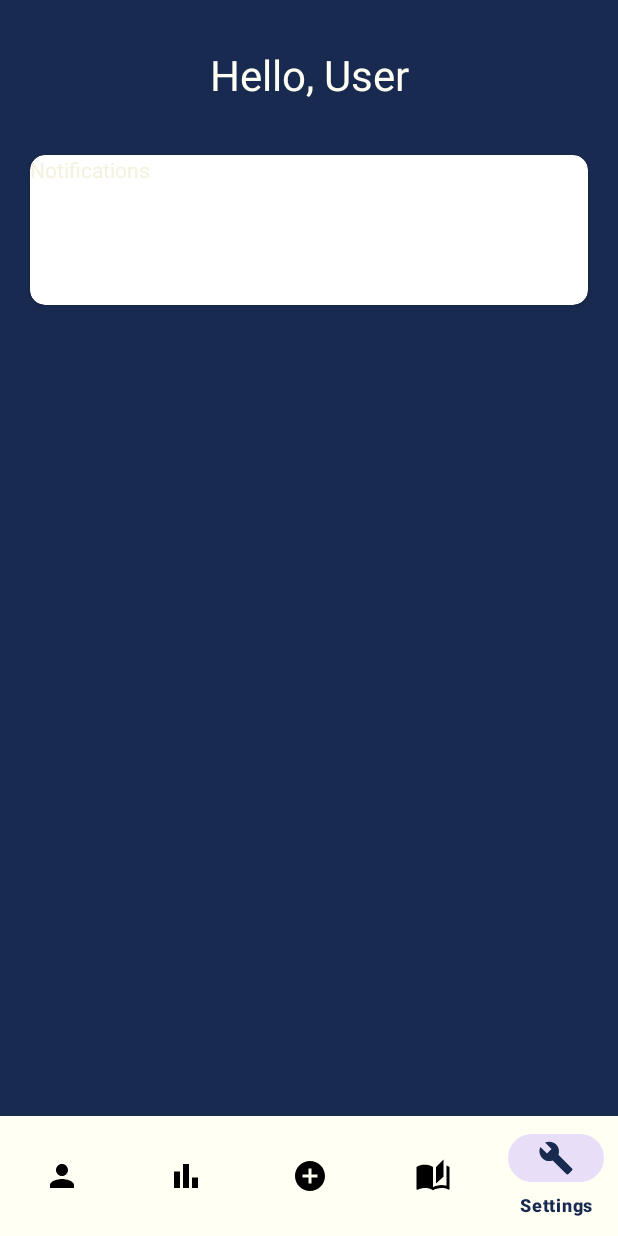
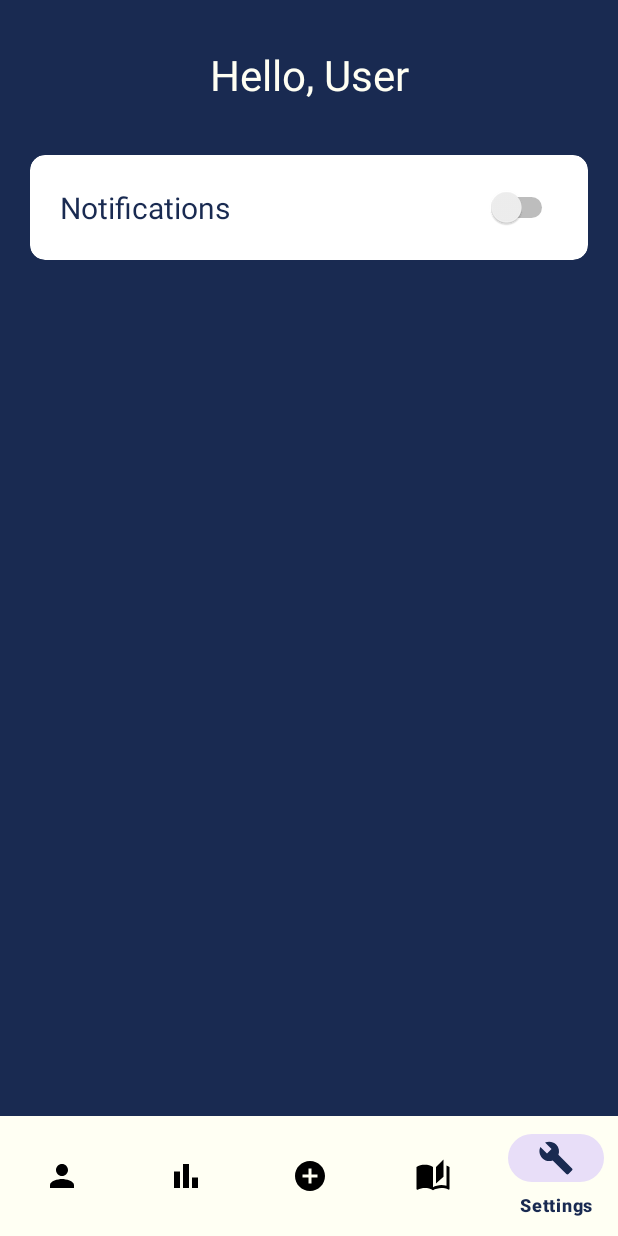
Before and after one commit to simonexlue/QuenchQuest, an Android app: the screen it shows after launch once a user with an empty profile is signed in (MainActivity), item 5 of the bottom bar chosen, on a phone screen of 412 x 824 dp. Run offline under Robolectric (Android 15) with nearby library versions, the phone set to English and light mode, and no system bars; our stand-ins replace Firebase (no records; nobody signed in at launch, a user with empty details on screens opened directly).

Commit message:
Working on Notifications and AlarmManager

```diff
--- a/app/src/main/java/com/example/quenchquest/Fragments/SettingsFragment.java
+++ b/app/src/main/java/com/example/quenchquest/Fragments/SettingsFragment.java
@@ -5,6 +5,7 @@ import android.os.Bundle;
 import android.view.LayoutInflater;
 import android.view.View;
 import android.view.ViewGroup;
+import android.widget.Switch;
 
 import androidx.annotation.NonNull;
 import androidx.annotation.Nullable;
@@ -12,16 +13,31 @@ import androidx.fragment.app.Fragment;
 
 import com.example.quenchquest.LoginAndRegister.Login;
 import com.example.quenchquest.R;
+import com.google.android.material.bottomsheet.BottomSheetDialog;
 import com.google.firebase.auth.FirebaseAuth;
 
 public class SettingsFragment extends Fragment {
+
+    private BottomSheetDialog dialog;
 
     @Override
     public View onCreateView(@NonNull LayoutInflater inflater, @Nullable ViewGroup container,
                              @Nullable Bundle savedInstanceState) {
         View view = inflater.inflate(R.layout.fragment_settings, container, false);
 
+        dialog = new BottomSheetDialog(this.getContext());
+        createDialog();
 
         return view;
     }
+
+    private void createDialog() {
+        View view = getLayoutInflater().inflate(R.layout.notification_settingsdialog, null, false);
+
+        Switch fifteen = view.findViewById(R.id.switch_15);
+        Switch thirty = view.findViewById(R.id.switch_30);
+        Switch hour = view. findViewById(R.id.switch_60);
+
+        dialog.setContentView(view);
+    }
 }
--- a/app/src/main/java/com/example/quenchquest/MainActivity.java
+++ b/app/src/main/java/com/example/quenchquest/MainActivity.java
@@ -4,7 +4,12 @@ import androidx.annotation.NonNull;
 import androidx.appcompat.app.AppCompatActivity;
 
 import android.annotation.SuppressLint;
+import android.app.AlarmManager;
+import android.app.NotificationChannel;
+import android.app.NotificationManager;
+import android.app.PendingIntent;
 import android.content.Intent;
+import android.os.Build;
 import android.os.Bundle;
 import android.util.Log;
 import android.view.MenuItem;
@@ -64,6 +69,11 @@ public class MainActivity extends AppCompatActivity implements FragmentToActivit
             finish();
         }
 
+        createNotificationChannel();
+        scheduleAlarm();
+
+        getSupportFragmentManager().beginTransaction().replace(R.id.frame_layout,addFragment).commit();
+        binding.bottomNavigationView.setSelectedItemId(R.id.add);
 //        logout.setOnClickListener(new View.OnClickListener() {
 //            @Override
 //            public void onClick(View view) {
@@ -102,6 +112,31 @@ public class MainActivity extends AppCompatActivity implements FragmentToActivit
             }
         });
     }
+
+    private void createNotificationChannel() {
+
+        CharSequence name = "quenchquestReminderChannel";
+        String description = "Channel for Alarm Manager";
+        int importance = NotificationManager.IMPORTANCE_HIGH;
+        NotificationChannel channel = new NotificationChannel("QuenchQuest", name, importance);
+        channel.setDescription(description);
+
+        NotificationManager notificationManager = getSystemService(NotificationManager.class);
+        notificationManager.createNotificationChannel(channel);
+    }
+
+    private void scheduleAlarm() {
+        Intent intent = new Intent(this, AlarmReceiver.class);
+        intent.setAction("com.example.quenchquest.ACTION_TRIGGER_ALARM");
+        PendingIntent pendingIntent = PendingIntent.getBroadcast(this, 0, intent, PendingIntent.FLAG_IMMUTABLE | PendingIntent.FLAG_UPDATE_CURRENT);
+
+        long intervalMillis = AlarmManager.INTERVAL_FIFTEEN_MINUTES;
+
+        AlarmManager alarmManager = (AlarmManager) getSystemService(ALARM_SERVICE);
+        alarmManager.setRepeating(AlarmManager.RTC_WAKEUP, System.currentTimeMillis(), intervalMillis, pendingIntent);
+        Log.d("Alarm", "Alarm scheduled to trigger every 15 minutes");
+    }
+
     @Override
     public void createDrink(String name, int volume, long time) {
         Date today = Calendar.getInstance().getTime();
@@ -121,8 +156,5 @@ public class MainActivity extends AppCompatActivity implements FragmentToActivit
                 .addOnFailureListener(e -> {
                     Log.e("TAG", "Error adding drink", e);
                 });
-//
-//        drink = new Drink(name, volume);
-//        Log.d("TAG", "drink created " + drink.getDrinkType());
     }
 }
--- /dev/null
+++ b/app/src/main/res/drawable/notifications.xml
@@ -0,0 +1,5 @@
+<vector android:height="24dp" android:tint="#000000"
+    android:viewportHeight="24" android:viewportWidth="24"
+    android:width="24dp" xmlns:android="http://schemas.android.com/apk/res/android">
+    <path android:fillColor="@android:color/white" android:pathData="M12,22c1.1,0 2,-0.9 2,-2h-4c0,1.1 0.89,2 2,2zM18,16v-5c0,-3.07 -1.64,-5.64 -4.5,-6.32L13.5,4c0,-0.83 -0.67,-1.5 -1.5,-1.5s-1.5,0.67 -1.5,1.5v0.68C7.63,5.36 6,7.92 6,11v5l-2,2v1h16v-1l-2,-2z"/>
+</vector>
--- a/app/src/main/res/layout/fragment_settings.xml
+++ b/app/src/main/res/layout/fragment_settings.xml
@@ -8,7 +8,7 @@
     android:orientation="vertical">
 
     <TextView
-        android:id="@+id/textView"
+        android:id="@+id/txtViewSettings"
         android:layout_width="match_parent"
         android:layout_height="100dp"
         android:background="@color/dark_blue"
@@ -20,8 +20,8 @@
     <androidx.cardview.widget.CardView
         android:id="@+id/cardViewNotifications"
         android:layout_width="match_parent"
-        android:layout_height="100dp"
-        android:layout_below="@+id/textView"
+        android:layout_height="70dp"
+        android:layout_below="@+id/txtViewSettings"
         android:layout_alignParentBottom="true"
         android:layout_marginTop="3dp"
         android:layout_marginHorizontal="20dp"
@@ -29,11 +29,17 @@
         android:layout_marginBottom="528dp"
         android:background="@color/blue">
 
-        <TextView
-            android:id="@+id/textView2"
-            android:layout_width="wrap_content"
+        <Switch
+            android:id="@+id/notificationSwitch"
+            android:layout_width="match_parent"
             android:layout_height="wrap_content"
-            android:text="Notifications" />
+            android:layout_gravity="center_vertical"
+            android:minHeight="50dp"
+            android:paddingHorizontal="20dp"
+            android:text="@string/txtNotifications"
+            android:textColor="@color/dark_blue"
+            android:textOff="@string/txtOff"
+            android:textOn="@string/txtOn"
+            android:textSize="20sp" />
     </androidx.cardview.widget.CardView>
-
 </LinearLayout>
--- a/app/src/main/res/values/strings.xml
+++ b/app/src/main/res/values/strings.xml
@@ -21,4 +21,10 @@
     <string name="txtDrinkNameHint">What did you drink?</string>
     <string name="txt_add_drink">Add Drink</string>
     <string name="txtNoDrinks">You haven\'t drank anything today! Go get started!</string>
+    <string name="txtNotifications">Notifications</string>
+    <string name="txtOff">Off</string>
+    <string name="txtOn">On</string>
+    <string name="txt_15minutes">Every 15 Minutes</string>
+    <string name="txt_30minutes">Every 30 Minutes</string>
+    <string name="txt_60minutes">Every 1 Hour</string>
 </resources>
```
Also changed, not shown: app/src/main/AndroidManifest.xml (+13 -0 lines), app/src/main/java/com/example/quenchquest/AlarmReceiver.java (added, +51 -0 lines), app/src/main/res/layout/notification_settingsdialog.xml (added, +33 -0 lines).
